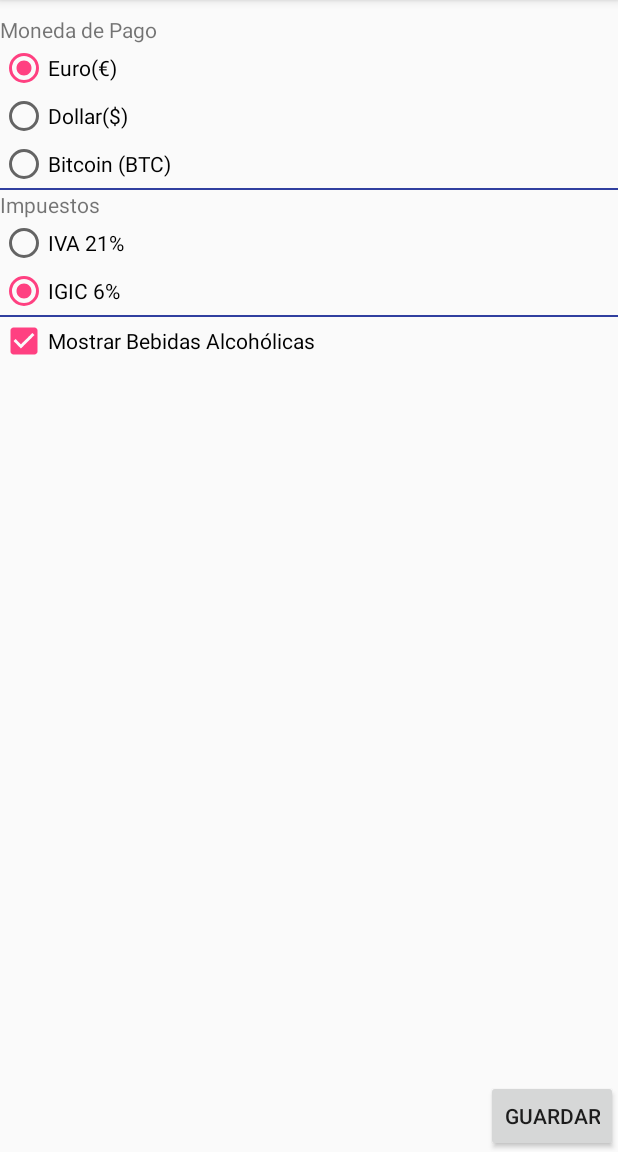
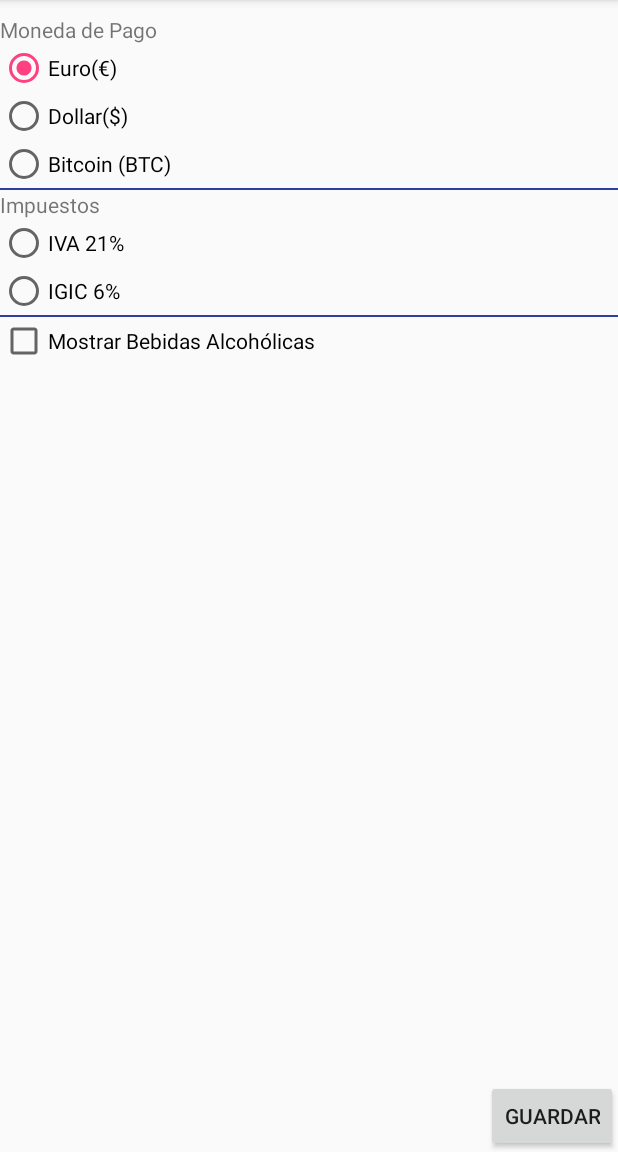
Before and after one commit to Hiyuu01/CajaBar, an Android app: the screen it shows after launch (ConfiguracionActivity), in the options menu, after a tap on "Configuración", on a phone screen of 412 x 824 dp, the part 84-1236 px from its top. Run offline under Robolectric (Android 15) with nearby library versions, the phone set to English and light mode, and no system bars.

Commit message:
no consigo retener los datos de ida y vuelta de configuracion

```diff
--- a/app/src/main/java/com/osmany/cajabar/ConfiguracionActivity.java
+++ b/app/src/main/java/com/osmany/cajabar/ConfiguracionActivity.java
@@ -1,19 +1,72 @@
 package com.osmany.cajabar;
 
+import android.content.Intent;
 import android.os.Bundle;
 import android.support.v7.app.AppCompatActivity;
+import android.view.View;
+import android.widget.Button;
+import android.widget.CheckBox;
+import android.widget.RadioButton;
+import android.widget.RadioGroup;
 
-public class ConfiguracionActivity extends AppCompatActivity{
+public class ConfiguracionActivity extends AppCompatActivity implements View.OnClickListener {
 
-    public static final String DATOS_DE_LA_ACTIVIDAD_PRINCIPAL_DE_PROPIEDADES_INICIALES = "./app.src.main.java.com.osmany.cajabar.ConfiguracionActivity";
+
+    public static final String DATOS_DE_LA_ACTIVIDAD_PROPIEDADES_A_PMAIN_ACTIVITY = "datos para la main Activity";
+    public static final String DATOS_DE_LA_ACTIVIDAD_PMAIN_ACTIVITY = "datos para Configuracion";
+    RadioGroup tipoMoneda;
+    RadioGroup tipoImpuesto;
+    RadioButton euro, dollar, bitcoin, iva, igic;
+    CheckBox mayor;
+    Button volver;
+    private Propiedades propiedades;
 
     @Override
     protected void onCreate(Bundle savedInstanceState) {
         super.onCreate(savedInstanceState);
         setContentView(R.layout.activity_configuracion);
+        propiedades = (Propiedades) getIntent().getSerializableExtra(DATOS_DE_LA_ACTIVIDAD_PMAIN_ACTIVITY);
+        volver = findViewById(R.id.btn_Guardar);
+        volver.setOnClickListener(this);
+        mayor = findViewById(R.id.check_propiedades_activity);
 
+        euro = findViewById(R.id.Radio_Euro);
+        dollar = findViewById(R.id.Radio_Dollar);
+        bitcoin = findViewById(R.id.Radio_Bitcoin);
+        iva = findViewById(R.id.Radio_IVA);
+        igic = findViewById(R.id.Radio_IGIC);
+        dollar.setOnClickListener(this);
+
+
+        if (propiedades.getMoneda().contains("€")) {
+            euro.setChecked(true);
+        }
+        if (propiedades.getMoneda().contains("$")) {
+            dollar.setChecked(true);
+        }
+        if (propiedades.getMoneda().contains("BTC")) {
+            bitcoin.setChecked(true);
+        }
 
     }
 
 
+    @Override
+    public void onClick(View view) {
+        switch (view.getId()) {
+            case R.id.Radio_Euro:
+                propiedades.setMoneda("€");
+                break;
+            case R.id.Radio_Dollar:
+                propiedades.setMoneda("$");
+                break;
+            case R.id.btn_Guardar:
+                Intent intent = new Intent();
+                intent.putExtra(DATOS_DE_LA_ACTIVIDAD_PROPIEDADES_A_PMAIN_ACTIVITY, propiedades);
+                setResult(RESULT_OK, intent);
+                finish();
+                break;
+
+        }
+    }
 }
--- a/app/src/main/java/com/osmany/cajabar/MainActivity.java
+++ b/app/src/main/java/com/osmany/cajabar/MainActivity.java
@@ -8,24 +8,31 @@ import android.view.Menu;
 import android.view.MenuItem;
 import android.view.View;
 import android.widget.Button;
+import android.widget.FrameLayout;
 import android.widget.ImageView;
 import android.widget.LinearLayout;
 import android.widget.TextView;
 
 import java.util.Iterator;
 
+import static com.osmany.cajabar.ConfiguracionActivity.DATOS_DE_LA_ACTIVIDAD_PMAIN_ACTIVITY;
+import static com.osmany.cajabar.ConfiguracionActivity.DATOS_DE_LA_ACTIVIDAD_PROPIEDADES_A_PMAIN_ACTIVITY;
 import static com.osmany.cajabar.ProductosActivity.CARGA_DATOS_CONFIGURACION;
 import static com.osmany.cajabar.ProductosActivity.LISTA_PRODUCTOS_NUEVOS;
 
 public class MainActivity extends AppCompatActivity implements View.OnClickListener {
 
     public static final String PEDIDO_NUEVO = "pedidoNuevo";
-    public static final int REQUEST_CODE = 10;
-    Propiedades propiedades = new Propiedades();
+    public static final int REQUEST_CODE_PRODUCTOS = 10;
+    public static final int REQUEST_CODE_CONFIGURACION = 5;
     Button añadir;
     TextView pedido;
     Stock stockNuevoProducto = new Stock();
+    Stock listaProductos = new Stock();
     LinearLayout miLineal;
+    FrameLayout linea;
+    LinearLayout impuestos, totales;
+    private Propiedades propiedades;
 
     @Override
     protected void onCreate(Bundle savedInstanceState) {
@@ -33,10 +40,12 @@ public class MainActivity extends AppCompatActivity implements View.OnClickListe
         setContentView(R.layout.activity_main);
         añadir=findViewById(R.id.btn_añadir_main_activity);
         añadir.setOnClickListener(this);
-
+        listaProductos.getList().clear();
         miLineal = findViewById(R.id.linea_del_Scroll);
-
-
+        propiedades = new Propiedades();
+        linea = findViewById(R.id.separador_main_activity);
+        impuestos = findViewById(R.id.layout_impuestos);
+        totales = findViewById(R.id.layout_totales_main_activity);
 
     }
 
@@ -49,7 +58,8 @@ public class MainActivity extends AppCompatActivity implements View.OnClickListe
     @Override
     public boolean onOptionsItemSelected(MenuItem item) {
         Intent config = new Intent(getApplicationContext(),ConfiguracionActivity.class);
-        startActivity(config);
+        config.putExtra(DATOS_DE_LA_ACTIVIDAD_PMAIN_ACTIVITY, propiedades);
+        startActivityForResult(config, REQUEST_CODE_CONFIGURACION);
         return true;
     }
 
@@ -62,7 +72,7 @@ public class MainActivity extends AppCompatActivity implements View.OnClickListe
                 Intent inte = new Intent(this, ProductosActivity.class);
                 inte.putExtra(LISTA_PRODUCTOS_NUEVOS, stockNuevoProducto);
                 inte.putExtra(CARGA_DATOS_CONFIGURACION, propiedades);
-                startActivityForResult(inte, REQUEST_CODE);
+                startActivityForResult(inte, REQUEST_CODE_PRODUCTOS);
                 break;
         }
     }
@@ -70,8 +80,13 @@ public class MainActivity extends AppCompatActivity implements View.OnClickListe
     @Override
     protected void onActivityResult(int requestCode, int resultCode, Intent data) {
         super.onActivityResult(requestCode, resultCode, data);
-        if (requestCode == REQUEST_CODE && resultCode == RESULT_OK) {
+        if (requestCode == REQUEST_CODE_PRODUCTOS && resultCode == RESULT_OK) {
             stockNuevoProducto = (Stock) data.getSerializableExtra(PEDIDO_NUEVO);
+            listaProductos.getList().add(stockNuevoProducto.getList().get(0));
+            creaLayouts();
+        }
+        if (requestCode == REQUEST_CODE_CONFIGURACION && requestCode == RESULT_OK) {
+            propiedades = (Propiedades) data.getSerializableExtra(DATOS_DE_LA_ACTIVIDAD_PROPIEDADES_A_PMAIN_ACTIVITY);
             creaLayouts();
         }
     }
@@ -124,6 +139,9 @@ public class MainActivity extends AppCompatActivity implements View.OnClickListe
             miLineal.addView(linearLayout);
 
         }
+        linea.setVisibility(View.VISIBLE);
+        impuestos.setVisibility(View.VISIBLE);
+        totales.setVisibility(View.VISIBLE);
 
 
     }
--- a/app/src/main/java/com/osmany/cajabar/ProductosActivity.java
+++ b/app/src/main/java/com/osmany/cajabar/ProductosActivity.java
@@ -49,6 +49,7 @@ public class ProductosActivity extends AppCompatActivity implements View.OnClick
         miTable = findViewById(R.id.table_layout);
         propiedades = (Propiedades) getIntent().getSerializableExtra(CARGA_DATOS_CONFIGURACION);
         listaPedido = (Stock) getIntent().getSerializableExtra(LISTA_PRODUCTOS_NUEVOS);
+        listaPedido.getList().clear();
         cadenatMoneda = (propiedades.getMoneda());
         crearLayoutProductos();
         cantidad_productos = findViewById(R.id.tv_cantidad_productos);
--- a/app/src/main/res/layout/activity_configuracion.xml
+++ b/app/src/main/res/layout/activity_configuracion.xml
@@ -1,20 +1,19 @@
 <?xml version="1.0" encoding="utf-8"?>
 <RelativeLayout xmlns:android="http://schemas.android.com/apk/res/android"
-    xmlns:app="http://schemas.android.com/apk/res-auto"
     xmlns:tools="http://schemas.android.com/tools"
     android:layout_width="match_parent"
+    android:layout_height="match_parent"
     android:orientation="vertical"
-    android:layout_height="match_parent"
     tools:context="com.osmany.cajabar.ConfiguracionActivity">
 <LinearLayout
     android:id="@+id/Radio_Layout"
-    android:orientation="vertical"
     android:layout_width="wrap_content"
-    android:layout_height="wrap_content">
+    android:layout_height="wrap_content"
+    android:orientation="vertical">
     <TextView
-        android:paddingTop="10dp"
         android:layout_width="wrap_content"
         android:layout_height="wrap_content"
+        android:paddingTop="10dp"
         android:text="Moneda de Pago"/>
 
     <RadioGroup
@@ -22,37 +21,36 @@
         android:layout_width="wrap_content"
         android:layout_height="wrap_content">
         <RadioButton
+            android:id="@+id/Radio_Euro"
             android:layout_width="wrap_content"
-            android:id="@+id/Radio_Euro"
             android:layout_height="wrap_content"
-            android:checked="true"
             android:text="Euro(€)" />
         <RadioButton
+            android:id="@+id/Radio_Dollar"
             android:layout_width="wrap_content"
-            android:id="@+id/Radio_Dollar"
             android:layout_height="wrap_content"
             android:text="Dollar($)" />
         <RadioButton
+            android:id="@+id/Radio_Bitcoin"
             android:layout_width="wrap_content"
-            android:id="@+id/Radio_Bitcoin"
             android:layout_height="wrap_content"
             android:text="Bitcoin (BTC)" />
     </RadioGroup>
 </LinearLayout>
     <View
+        android:id="@+id/view1"
+        android:layout_width="match_parent"
+        android:layout_height="1dp"
         android:layout_below="@+id/Radio_Layout"
-        android:id="@+id/view1"
-        android:background="@color/colorPrimaryDark"
-        android:layout_width="match_parent"
-        android:layout_height="1dp">
+        android:background="@color/colorPrimaryDark">
 
     </View>
     <LinearLayout
         android:id="@+id/Radio_Layout_Dos"
+        android:layout_width="wrap_content"
+        android:layout_height="wrap_content"
         android:layout_below="@+id/view1"
-        android:orientation="vertical"
-        android:layout_width="wrap_content"
-        android:layout_height="wrap_content">
+        android:orientation="vertical">
     <TextView
         android:layout_width="wrap_content"
         android:layout_height="wrap_content"
@@ -62,39 +60,38 @@
         android:layout_width="wrap_content"
         android:layout_height="wrap_content">
         <RadioButton
-            android:id="@+id/Radio_ITV"
+            android:id="@+id/Radio_IVA"
             android:layout_width="wrap_content"
             android:layout_height="wrap_content"
             android:text="IVA 21%"/>
         <RadioButton
             android:id="@+id/Radio_IGIC"
-            android:checked="true"
             android:layout_width="wrap_content"
             android:layout_height="wrap_content"
             android:text="IGIC 6%"/>
     </RadioGroup>
     </LinearLayout>
     <View
+        android:id="@+id/view2"
+        android:layout_width="match_parent"
+        android:layout_height="1dp"
         android:layout_below="@+id/Radio_Layout_Dos"
-        android:id="@+id/view2"
-        android:background="@color/colorPrimaryDark"
-        android:layout_width="match_parent"
-        android:layout_height="1dp">
+        android:background="@color/colorPrimaryDark">
 
     </View>
 
     <CheckBox
-        android:layout_below="@+id/view2"
+        android:id="@+id/check_propiedades_activity"
         android:layout_width="wrap_content"
         android:layout_height="wrap_content"
-        android:text="Mostrar Bebidas Alcohólicas"
-        android:checked="true"/>
+        android:layout_below="@+id/view2"
+        android:text="Mostrar Bebidas Alcohólicas" />
     <Button
         android:id="@+id/btn_Guardar"
+        android:layout_width="wrap_content"
+        android:layout_height="wrap_content"
+        android:layout_alignParentBottom="true"
         android:layout_alignParentRight="true"
-        android:layout_alignParentBottom="true"
-        android:text="Guardar"
-        android:layout_width="wrap_content"
-        android:layout_height="wrap_content" />
+        android:text="Guardar" />
 
 </RelativeLayout>
--- a/app/src/main/res/layout/activity_main.xml
+++ b/app/src/main/res/layout/activity_main.xml
@@ -29,6 +29,7 @@
     </ScrollView>
 
     <FrameLayout
+        android:id="@+id/separador_main_activity"
         android:layout_width="200dp"
         android:layout_height="1dp"
         android:layout_alignParentRight="true"
@@ -77,6 +78,7 @@
     </LinearLayout>
 
     <LinearLayout
+        android:id="@+id/layout_totales_main_activity"
         android:layout_width="match_parent"
         android:layout_height="wrap_content"
         android:layout_below="@+id/layout_impuestos"
```
